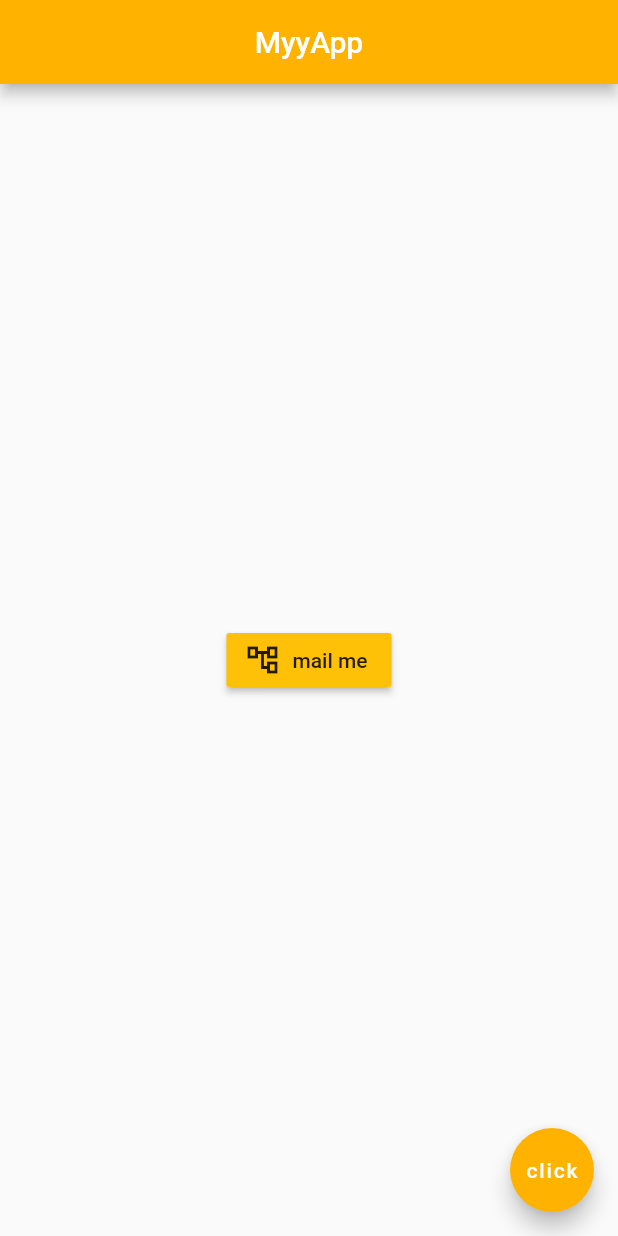
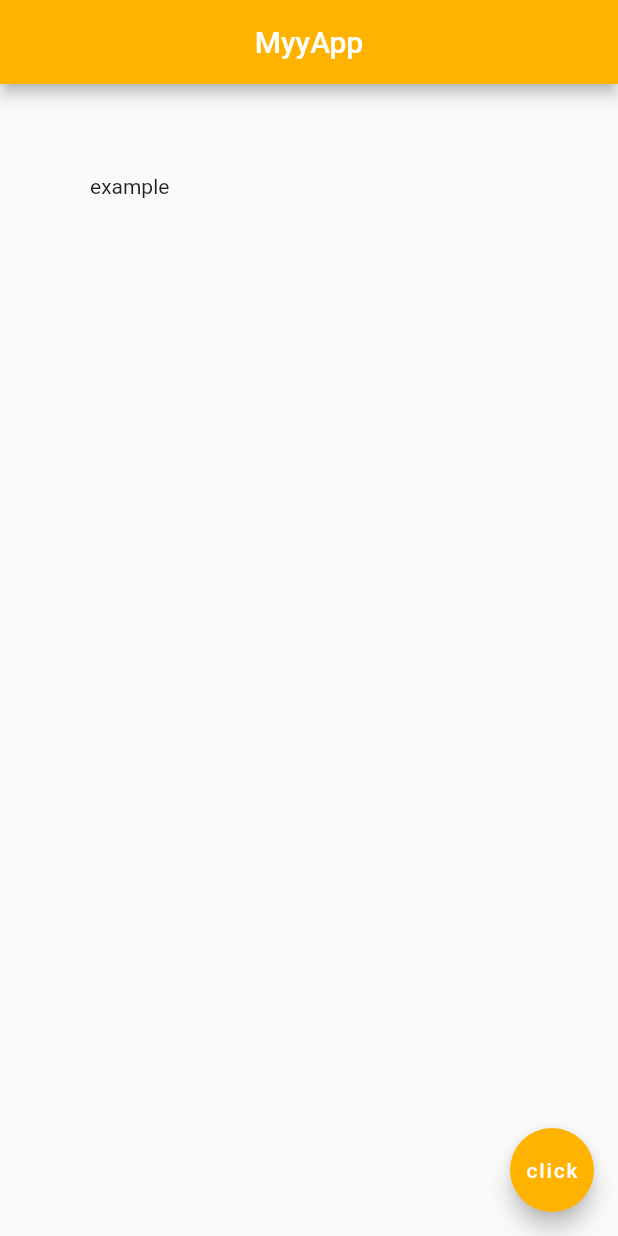
Before and after one commit to amiradamov/Flatter_FirstApp, a Flutter app: the screen it shows after launch, on a phone screen of 412 x 824 dp. Run offline on Flutter 3.47's test engine with Material 2 defaults, Android fonts, the phone set to English and light mode, and no system bars.

Commit message:
Container / Padding

```diff
--- a/lib/main.dart
+++ b/lib/main.dart
@@ -13,16 +13,17 @@ class Home extends StatelessWidget {
         centerTitle: true,
         backgroundColor: Colors.amber[600],
       ),
-      body: Center(
-        child: RaisedButton.icon(
-          onPressed: () {},
-          icon: Icon(Icons.account_tree_outlined),
-          label: Text('mail me'),
-          color: Colors.amber,
-        ),
-        // child: Icon(Icons.air_sharp, color: Colors.lightBlue, size: 50.0),
-        // child: Image.asset('assets/barber.jpg'),
-        // child: Image.network('https://images.unsplash.com/photo-1637161286732-d94c874fadba?ixlib=rb-1.2.1&ixid=MnwxMjA3fDB8MHx0b3BpYy1mZWVkfDUwfGhtZW52UWhVbXhNfHxlbnwwfHx8fA%3D%3D&auto=format&fit=crop&w=500&q=60')
+      body:
+          // Container(
+          //   padding: EdgeInsets.fromLTRB(10.0, 20.0, 30.0,
+          //       40.0), // .symmetric(horizontal: 30.0, vertical: 10.0) / .all(20.0)
+          //   margin: EdgeInsets.all(30.0),
+          //   color: Colors.grey[400],
+          //   child: Text('hello'),
+          // ),
+          Padding(
+        padding: EdgeInsets.all(60),
+        child: Text('example'),
       ),
       floatingActionButton: FloatingActionButton(
         onPressed: () {},
```
